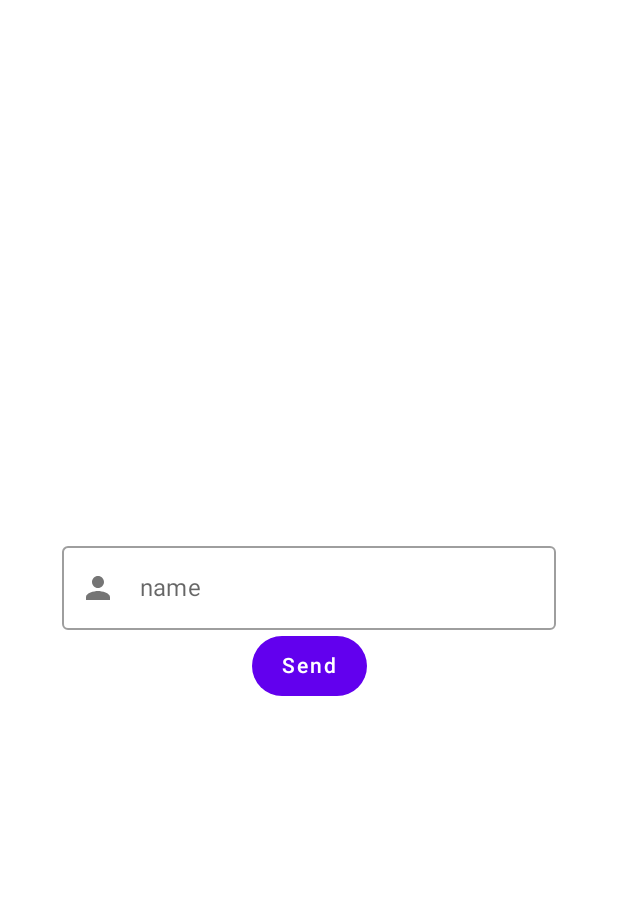
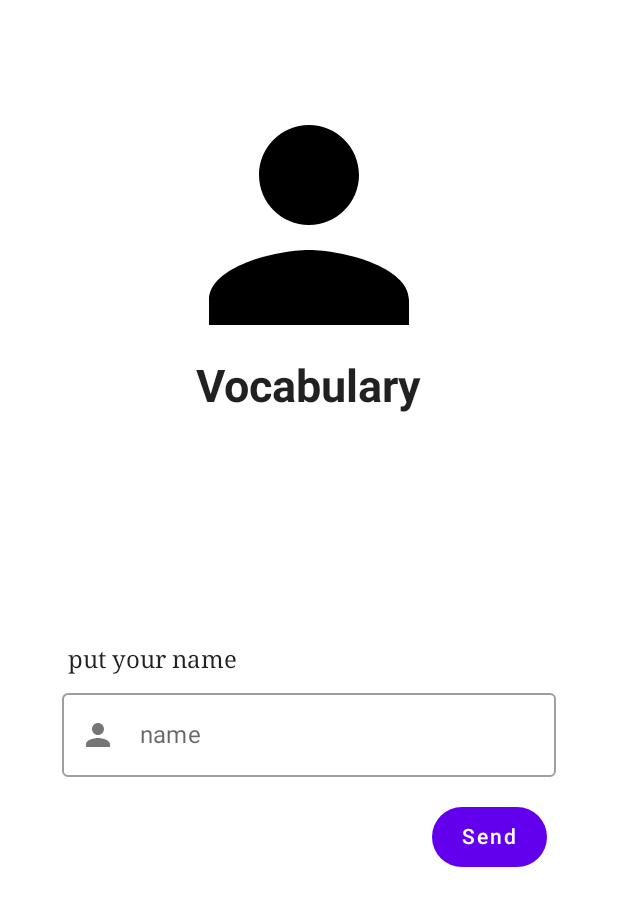
Before and after one commit to Ryosuke-Androiddev/Compose-ViewPager, an Android app built with Jetpack Compose: the SecondLayout screen opened through its navigation route, on a phone screen of 412 x 824 dp. Shown: the top 906 px of the screen. Run offline under Robolectric (Android 15) with nearby library versions, the phone set to English and light mode, and no system bars; our stand-ins replace accompanist; 1 statement that could not run was skipped.

Commit message:
setup bottom button navigation with state

```diff
--- a/app/src/main/java/com/example/viewpager/ui/navigation/AnimationNav.kt
+++ b/app/src/main/java/com/example/viewpager/ui/navigation/AnimationNav.kt
@@ -18,8 +18,10 @@ import androidx.compose.ui.Alignment
 import androidx.compose.ui.Modifier
 import androidx.compose.ui.draw.clip
 import androidx.compose.ui.focus.focusModifier
+import androidx.compose.ui.graphics.Color
 import androidx.compose.ui.res.painterResource
 import androidx.compose.ui.res.stringResource
+import androidx.compose.ui.text.font.FontFamily
 import androidx.compose.ui.text.font.FontWeight
 import androidx.compose.ui.text.input.ImeAction
 import androidx.compose.ui.text.input.KeyboardType
@@ -32,6 +34,7 @@ import androidx.navigation.compose.NavHost
 import androidx.navigation.compose.composable
 import androidx.navigation.compose.navArgument
 import androidx.navigation.compose.rememberNavController
+import com.example.viewpager.R
 import com.example.viewpager.ui.onboard.OnBoardingItem
 import com.example.viewpager.utility.Constants.NAVIGATION_KEY
 import com.example.viewpager.utility.Constants.SECOND_SCREEN
@@ -106,7 +109,9 @@ fun ViewPagerLayout(navController: NavController){
             size = items.size,
             index = state.currentPage
         ) {
-            if (state.currentPage + 1 < items.size) {
+            if (state.currentPage >= 2){
+                navController.navigate(Screen.SecondScreen.route)
+            } else {
                 scope.launch {
                     state.scrollToPage(state.currentPage + 1)
                 }
@@ -146,7 +151,7 @@ fun TopSection(navController: NavController){
 fun BottomSections(
     size: Int,
     index: Int,
-    onNextClicked: ()->Unit
+    onNextClicked: ()->Unit,
 ){
     Box(
         modifier = Modifier
@@ -242,8 +247,29 @@ fun SecondLayout(navController: NavController){
         modifier = Modifier
             .fillMaxSize(),
         horizontalAlignment = Alignment.CenterHorizontally,
-        verticalArrangement = Arrangement.Center
     ) {
+        Image(
+            imageVector = Icons.Filled.Person,
+            contentDescription = null,
+            modifier = Modifier
+                .size(200.dp)
+                .offset(y = 50.dp)
+        )
+        Text(
+            text = "Vocabulary",
+            fontSize = 30.sp,
+            modifier = Modifier
+                .offset(y = 40.dp),
+            fontWeight = FontWeight.Bold
+            )
+
+        Spacer(Modifier.padding(100.dp))
+
+        Text(
+            text = "put your name",
+            modifier = Modifier.offset(x = -105.dp, y = -5.dp),
+            fontFamily = FontFamily.Serif
+        )
         OutlinedTextField(
             value = text,
             onValueChange = {
@@ -253,7 +279,7 @@ fun SecondLayout(navController: NavController){
                     Text(text = "name")
             },
             keyboardOptions = KeyboardOptions(
-                keyboardType = KeyboardType.Email,
+                keyboardType = KeyboardType.Ascii,
                 imeAction = ImeAction.Go
             ),
             leadingIcon= {
@@ -281,7 +307,8 @@ fun RoundedButton(
             },
             shape = CircleShape,
             elevation = ButtonDefaults.elevation(0.dp,0.dp),
-            contentPadding = PaddingValues(20.dp,12.dp)
+            contentPadding = PaddingValues(20.dp,12.dp),
+            modifier = Modifier.offset(x=120.dp, y=16.dp)
         ) {
             Text(text = "Send")
         }
```
Also changed, not shown: app/src/main/res/drawable/ic_fire.xml (added, +10 -0 lines).
